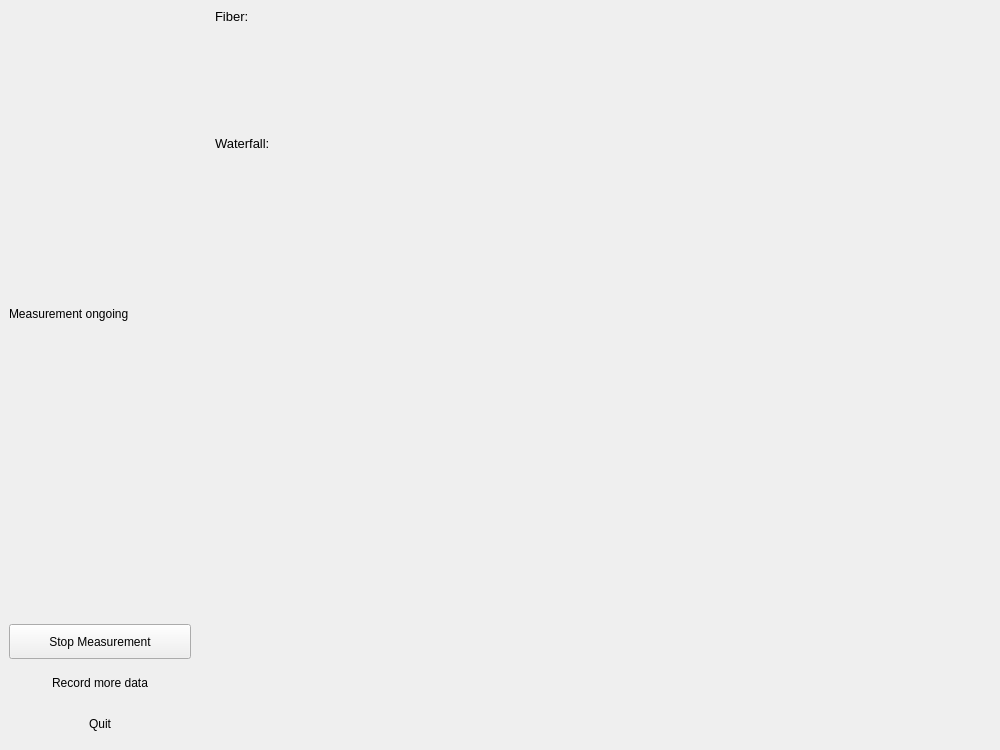
This is sequential/views/Measurement_Widget.ui in aquilesC/NanoCETPy as Qt 5 draws it before an edit. The edited form follows.
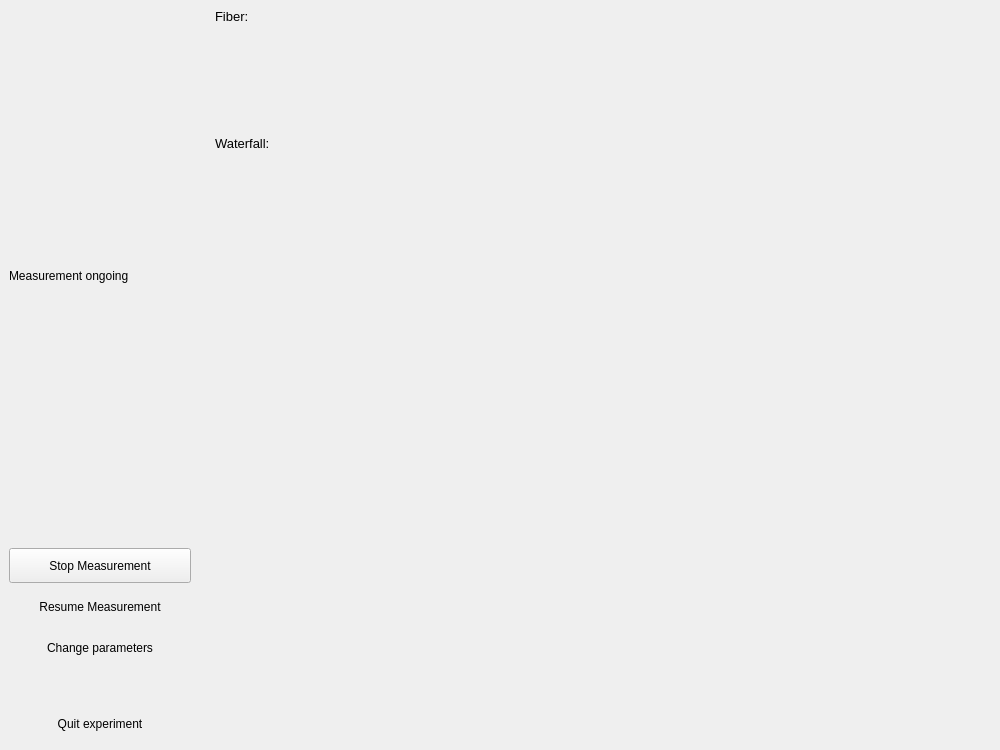
This is the edited form.

Commit message: UI updates from feedback round

```diff
--- a/sequential/views/Measurement_Widget.ui
+++ b/sequential/views/Measurement_Widget.ui
@@ -70,13 +70,45 @@
          </size>
         </property>
         <property name="text">
-         <string>Record more data</string>
+         <string>Resume Measurement</string>
         </property>
         <property name="flat">
          <bool>true</bool>
         </property>
        </widget>
       </item>
+      <item>
+       <widget class="QPushButton" name="change_button">
+        <property name="minimumSize">
+         <size>
+          <width>0</width>
+          <height>35</height>
+         </size>
+        </property>
+        <property name="text">
+         <string>Change parameters</string>
+        </property>
+        <property name="flat">
+         <bool>true</bool>
+        </property>
+       </widget>
+      </item>
+      <item>
+       <spacer name="verticalSpacer">
+        <property name="orientation">
+         <enum>Qt::Vertical</enum>
+        </property>
+        <property name="sizeType">
+         <enum>QSizePolicy::Fixed</enum>
+        </property>
+        <property name="sizeHint" stdset="0">
+         <size>
+          <width>20</width>
+          <height>35</height>
+         </size>
+        </property>
+       </spacer>
+      </item>
       <item>
        <widget class="QPushButton" name="quit_button">
         <property name="minimumSize">
@@ -86,7 +118,7 @@
          </size>
         </property>
         <property name="text">
-         <string>Quit</string>
+         <string>Quit experiment</string>
         </property>
         <property name="flat">
          <bool>true</bool>
```
Left out of the diff: 2 changed lines with no effect on the pictures. The commit also changes 6 other files.
